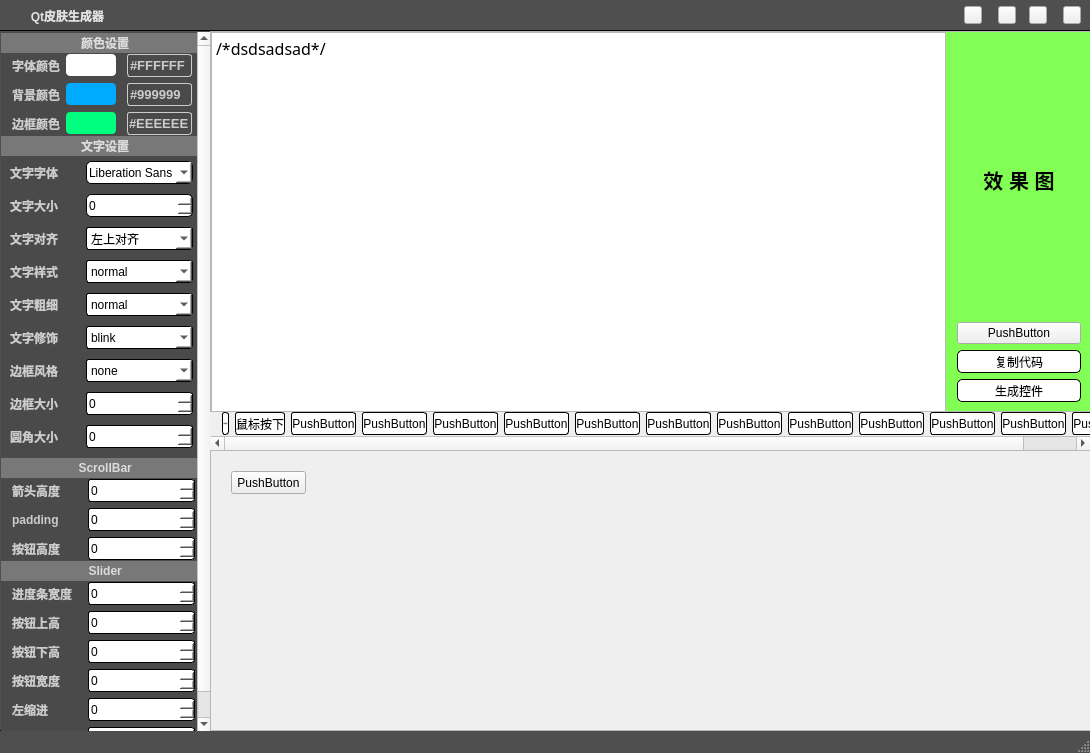
This is mainwindow.ui in HuaGouFdog/FdogQtStyleSheetSuper as Qt 5 draws it before an edit. The edited form follows.
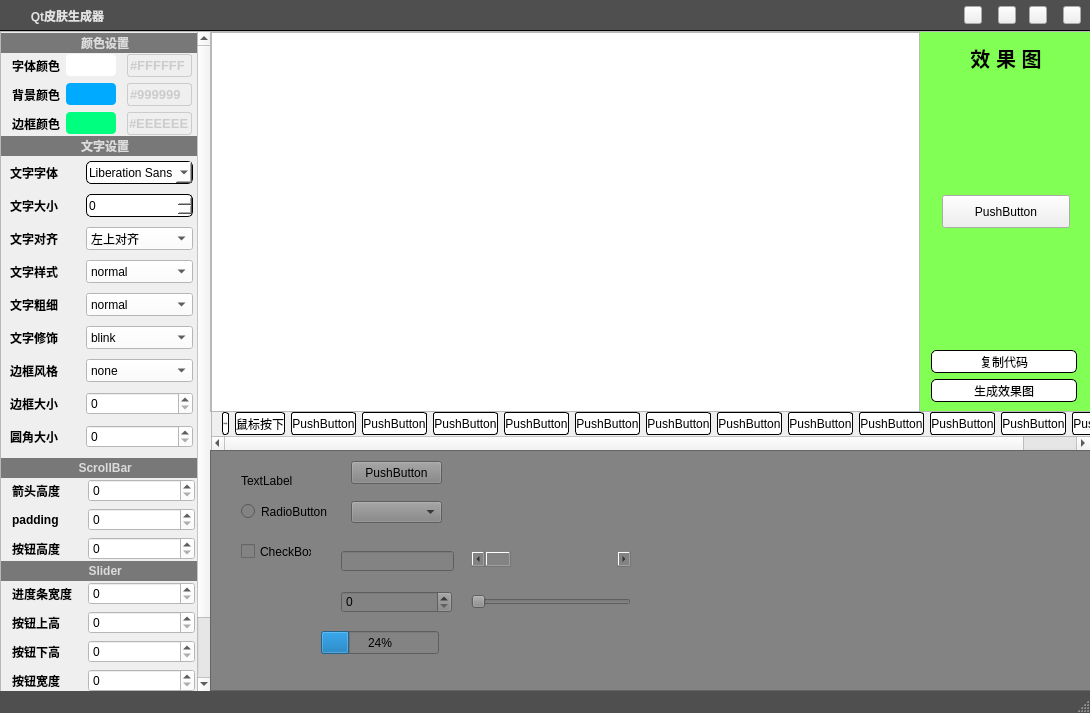
This is the edited form. Icons and pictures are not drawn.

```diff
--- a/mainwindow.ui
+++ b/mainwindow.ui
@@ -7,7 +7,7 @@
     <x>0</x>
     <y>0</y>
     <width>1090</width>
-    <height>753</height>
+    <height>713</height>
    </rect>
   </property>
   <property name="minimumSize">
@@ -339,7 +339,7 @@
       <x>0</x>
       <y>31</y>
       <width>212</width>
-      <height>701</height>
+      <height>661</height>
      </rect>
     </property>
     <property name="font">
@@ -349,7 +349,7 @@
      </font>
     </property>
     <property name="styleSheet">
-     <string notr="true">background-color: rgba(255, 255, 255, 0);</string>
+     <string notr="true"/>
     </property>
     <property name="horizontalScrollBarPolicy">
      <enum>Qt::ScrollBarAlwaysOff</enum>
@@ -367,41 +367,7 @@
       </rect>
      </property>
      <property name="styleSheet">
-      <string notr="true">#scrollAreaWidgetContents
-{
-background-color: rgb(74, 74, 74);
-}
-QComboBox
-{
-background-color: rgb(255, 255, 255);
-color: rgb(0, 0, 0);
-border-color:rgba(0,0,0,255);
-border-style:solid;
-border-width:1px;
-border-radius:3px;
-font:15px &quot;80&quot;;
-}
-QSpinBox
-{
-background-color: rgb(255, 255, 255);
-color: rgb(0, 0, 0);
-border-color:rgba(0,0,0,255);
-border-style:solid;
-border-width:1px;
-border-radius:3px;
-font:15px &quot;80&quot;;
-}
-
-QFontComboBox
-{
-background-color: rgb(255, 255, 255);
-color: rgb(0, 0, 0);
-border-color:rgba(0,0,0,255);
-border-style:solid;
-border-width:1px;
-border-radius:3px;
-font:15px &quot;80&quot;;
-}</string>
+      <string notr="true"/>
      </property>
      <layout class="QVBoxLayout" name="verticalLayout">
       <property name="spacing">
@@ -468,8 +434,7 @@
          </size>
         </property>
         <property name="styleSheet">
-         <string notr="true">color: rgb(204, 204, 204);
-</string>
+         <string notr="true"/>
         </property>
         <layout class="QGridLayout" name="gridLayout" rowstretch="0,0,0">
          <property name="topMargin">
@@ -757,8 +722,7 @@
          </size>
         </property>
         <property name="styleSheet">
-         <string notr="true">color: rgb(204, 204, 204);
-</string>
+         <string notr="true"/>
         </property>
         <layout class="QGridLayout" name="gridLayout_2">
          <property name="leftMargin">
@@ -1237,8 +1201,7 @@
          </size>
         </property>
         <property name="styleSheet">
-         <string notr="true">color: rgb(204, 204, 204);
-</string>
+         <string notr="true"/>
         </property>
         <layout class="QGridLayout" name="gridLayout_3">
          <property name="topMargin">
@@ -1399,8 +1362,7 @@
          </size>
         </property>
         <property name="styleSheet">
-         <string notr="true">color: rgb(204, 204, 204);
-</string>
+         <string notr="true"/>
         </property>
         <layout class="QGridLayout" name="gridLayout_4">
          <property name="topMargin">
@@ -1646,7 +1608,7 @@
     <property name="geometry">
      <rect>
       <x>0</x>
-      <y>730</y>
+      <y>690</y>
       <width>1091</width>
       <height>1</height>
      </rect>
@@ -1727,7 +1689,7 @@
 &lt;html&gt;&lt;head&gt;&lt;meta name=&quot;qrichtext&quot; content=&quot;1&quot; /&gt;&lt;style type=&quot;text/css&quot;&gt;
 p, li { white-space: pre-wrap; }
 &lt;/style&gt;&lt;/head&gt;&lt;body style=&quot; font-family:'80'; font-size:12pt; font-weight:72; font-style:normal;&quot;&gt;
-&lt;p style=&quot; margin-top:0px; margin-bottom:0px; margin-left:0px; margin-right:0px; -qt-block-indent:0; text-indent:0px;&quot;&gt;/*dsdsadsad*/&lt;/p&gt;&lt;/body&gt;&lt;/html&gt;</string>
+&lt;p style=&quot;-qt-paragraph-type:empty; margin-top:0px; margin-bottom:0px; margin-left:0px; margin-right:0px; -qt-block-indent:0; text-indent:0px;&quot;&gt;&lt;br /&gt;&lt;/p&gt;&lt;/body&gt;&lt;/html&gt;</string>
        </property>
       </widget>
       <widget class="QWidget" name="widget_9" native="true">
@@ -1768,10 +1730,25 @@
          </widget>
         </item>
         <item>
-         <widget class="QPushButton" name="pushButton_10">
-          <property name="text">
-           <string>PushButton</string>
-          </property>
+         <widget class="QStackedWidget" name="stackedWidget">
+          <widget class="QWidget" name="page">
+           <layout class="QGridLayout" name="gridLayout_5">
+            <item row="1" column="0">
+             <widget class="QPushButton" name="pushButton_10">
+              <property name="minimumSize">
+               <size>
+                <width>0</width>
+                <height>33</height>
+               </size>
+              </property>
+              <property name="text">
+               <string>PushButton</string>
+              </property>
+             </widget>
+            </item>
+           </layout>
+          </widget>
+          <widget class="QWidget" name="page_2"/>
          </widget>
         </item>
         <item>
@@ -1826,7 +1803,7 @@
 font:15px &quot;宋体&quot;;</string>
           </property>
           <property name="text">
-           <string>生成控件</string>
+           <string>生成效果图</string>
           </property>
          </widget>
         </item>
@@ -1859,7 +1836,7 @@
     <widget class="QWidget" name="scrollAreaWidgetContents_4">
      <property name="geometry">
       <rect>
-       <x>-325</x>
+       <x>0</x>
        <y>0</y>
        <width>1204</width>
        <height>23</height>
@@ -2090,9 +2067,12 @@
       <x>210</x>
       <y>450</y>
       <width>881</width>
-      <height>281</height>
+      <height>241</height>
      </rect>
     </property>
+    <property name="styleSheet">
+     <string notr="true">background-color: rgb(131, 131, 131);</string>
+    </property>
     <property name="widgetResizable">
      <bool>true</bool>
     </property>
@@ -2102,15 +2082,15 @@
        <x>0</x>
        <y>0</y>
        <width>879</width>
-       <height>279</height>
+       <height>239</height>
       </rect>
      </property>
      <widget class="QPushButton" name="pushButton_9">
       <property name="geometry">
        <rect>
-        <x>20</x>
-        <y>20</y>
-        <width>75</width>
+        <x>140</x>
+        <y>10</y>
+        <width>91</width>
         <height>23</height>
        </rect>
       </property>
@@ -2118,6 +2098,127 @@
        <string>PushButton</string>
       </property>
      </widget>
+     <widget class="QRadioButton" name="radioButton">
+      <property name="geometry">
+       <rect>
+        <x>30</x>
+        <y>50</y>
+        <width>89</width>
+        <height>21</height>
+       </rect>
+      </property>
+      <property name="text">
+       <string>RadioButton</string>
+      </property>
+     </widget>
+     <widget class="QCheckBox" name="checkBox">
+      <property name="geometry">
+       <rect>
+        <x>30</x>
+        <y>90</y>
+        <width>71</width>
+        <height>21</height>
+       </rect>
+      </property>
+      <property name="text">
+       <string>CheckBox</string>
+      </property>
+     </widget>
+     <widget class="QLabel" name="label_27">
+      <property name="geometry">
+       <rect>
+        <x>30</x>
+        <y>20</y>
+        <width>61</width>
+        <height>20</height>
+       </rect>
+      </property>
+      <property name="text">
+       <string>TextLabel</string>
+      </property>
+     </widget>
+     <widget class="QLineEdit" name="lineEdit_4">
+      <property name="geometry">
+       <rect>
+        <x>130</x>
+        <y>100</y>
+        <width>113</width>
+        <height>20</height>
+       </rect>
+      </property>
+     </widget>
+     <widget class="QSpinBox" name="spinBox_13">
+      <property name="geometry">
+       <rect>
+        <x>130</x>
+        <y>140</y>
+        <width>111</width>
+        <height>22</height>
+       </rect>
+      </property>
+     </widget>
+     <widget class="QComboBox" name="comboBox_6">
+      <property name="geometry">
+       <rect>
+        <x>140</x>
+        <y>50</y>
+        <width>91</width>
+        <height>22</height>
+       </rect>
+      </property>
+     </widget>
+     <widget class="QScrollBar" name="horizontalScrollBar">
+      <property name="geometry">
+       <rect>
+        <x>260</x>
+        <y>100</y>
+        <width>160</width>
+        <height>16</height>
+       </rect>
+      </property>
+      <property name="orientation">
+       <enum>Qt::Horizontal</enum>
+      </property>
+     </widget>
+     <widget class="QSlider" name="horizontalSlider">
+      <property name="geometry">
+       <rect>
+        <x>260</x>
+        <y>140</y>
+        <width>160</width>
+        <height>22</height>
+       </rect>
+      </property>
+      <property name="orientation">
+       <enum>Qt::Horizontal</enum>
+      </property>
+     </widget>
+     <widget class="QProgressBar" name="progressBar">
+      <property name="geometry">
+       <rect>
+        <x>110</x>
+        <y>180</y>
+        <width>118</width>
+        <height>23</height>
+       </rect>
+      </property>
+      <property name="value">
+       <number>24</number>
+      </property>
+     </widget>
+     <widget class="Line" name="line">
+      <property name="geometry">
+       <rect>
+        <x>90</x>
+        <y>100</y>
+        <width>0</width>
+        <height>381</height>
+       </rect>
+      </property>
+      <property name="orientation">
+       <enum>Qt::Horizontal</enum>
+      </property>
+     </widget>
     </widget>
    </widget>
    <zorder>scrollArea_3</zorder>
```
